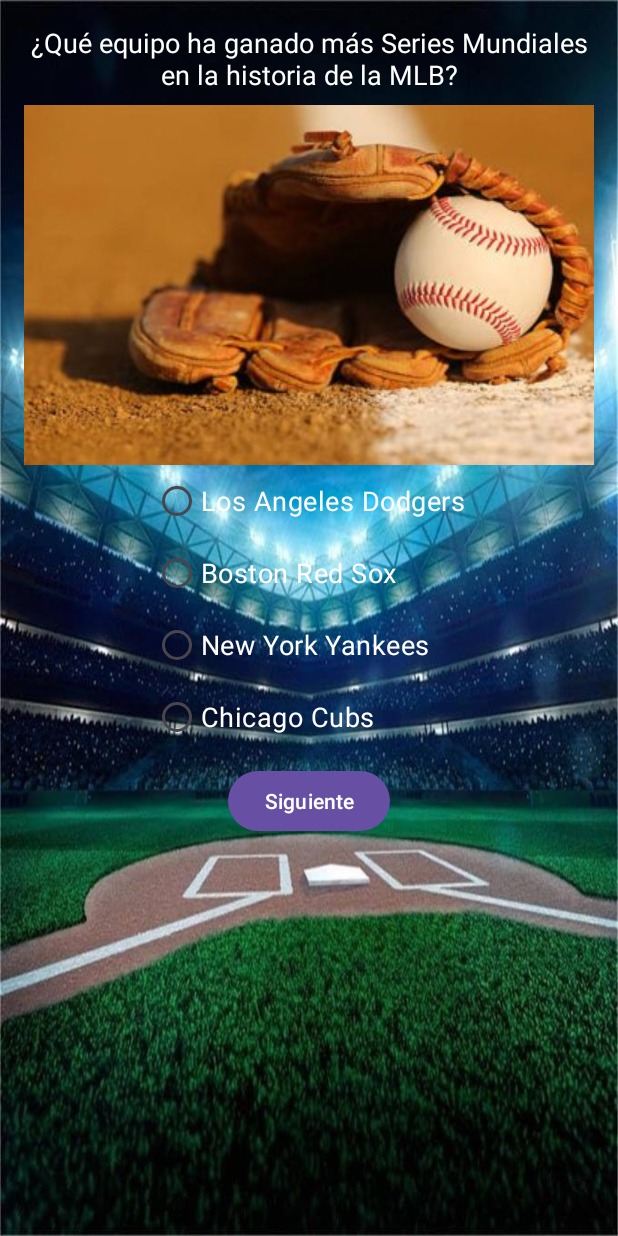
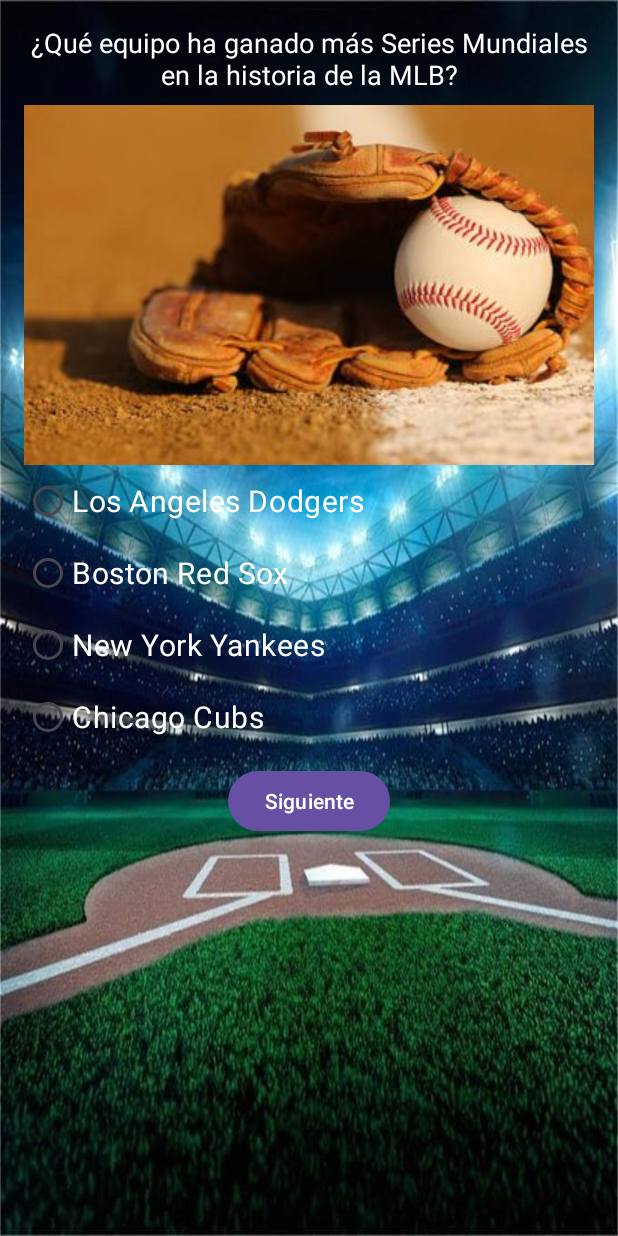
Before and after one commit to MauHideki/TriviaApp, an Android app: the BaseballQ1 screen opened directly, with no data from a screen before it, on a phone screen of 412 x 824 dp. Run offline under Robolectric (Android 15) with nearby library versions, the phone set to English and light mode, and no system bars.

Commit message:
se hacen algunas modificaciones

```diff
--- a/app/src/main/res/layout/americano_q1.xml
+++ b/app/src/main/res/layout/americano_q1.xml
@@ -22,8 +22,7 @@
         android:layout_width="wrap_content"
         android:layout_height="wrap_content"
         android:layout_gravity="center"
-        android:scaleType="centerCrop"
-        app:srcCompat="@drawable/superbowl" />
+        android:scaleType="centerCrop"/>
 
     <RadioGroup
         android:id="@+id/respuestas_group"
--- a/app/src/main/res/layout/baseball_q1.xml
+++ b/app/src/main/res/layout/baseball_q1.xml
@@ -27,7 +27,7 @@
         android:id="@+id/respuestas_group"
         android:layout_width="wrap_content"
         android:layout_height="wrap_content"
-        android:layout_gravity="center_horizontal"
+        android:layout_gravity="left"
         android:orientation="vertical"
         android:layout_marginBottom="8dp">
 
@@ -38,7 +38,7 @@
             android:layout_height="wrap_content"
             android:text="Los Angeles Dodgers"
             android:textColor="@color/white"
-            android:textSize="18sp"/>
+            android:textSize="20sp"/>
 
         <RadioButton
             android:id="@+id/respuesta2"
@@ -46,7 +46,7 @@
             android:layout_height="wrap_content"
             android:text="Boston Red Sox"
             android:textColor="@color/white"
-            android:textSize="18sp"/>
+            android:textSize="20sp"/>
 
         <RadioButton
             android:id="@+id/respuesta3"
@@ -54,7 +54,7 @@
             android:layout_height="wrap_content"
             android:text="New York Yankees "
             android:textColor="@color/white"
-            android:textSize="18sp"/>
+            android:textSize="20sp"/>
 
         <RadioButton
             android:id="@+id/respuesta4"
@@ -62,7 +62,7 @@
             android:layout_height="wrap_content"
             android:text="Chicago Cubs"
             android:textColor="@color/white"
-            android:textSize="18sp"/>
+            android:textSize="20sp"/>
     </RadioGroup>
 
     <Button
@@ -79,5 +79,5 @@
         android:text=""
         android:textColor="#FF0000"
         android:textSize="16sp"
-        android:visibility="gone" />
+        android:visibility="gone"/>
 </LinearLayout>
```
